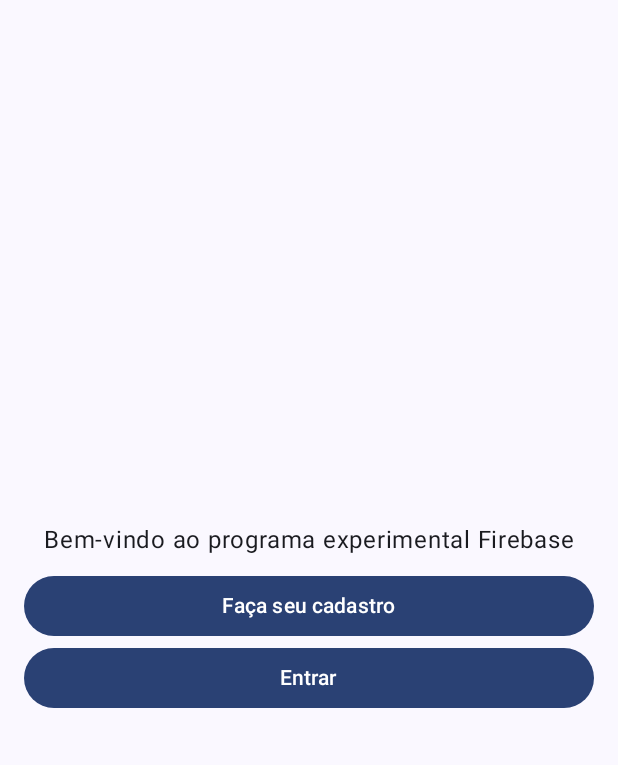
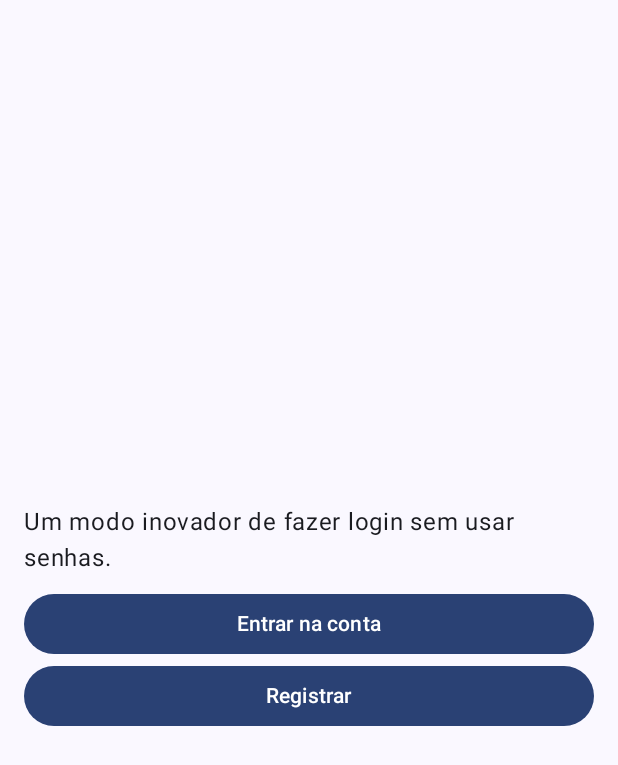
Before and after one commit to JoaoGiatti/ExperimentoFirebase, an Android app built with Jetpack Compose: the screen it shows after launch (WelcomeActivity), on a phone screen of 412 x 824 dp. Shown: the top 765 px of the screen. Run offline under Robolectric (Android 15) with nearby library versions, the phone set to English and light mode, and no system bars; our stand-ins replace Firebase (no records; nobody signed in at launch, a user with empty details on screens opened directly).

```diff
--- a/app/src/main/java/br/edu/puc/experimentofirebase/WelcomeActivity.kt
+++ b/app/src/main/java/br/edu/puc/experimentofirebase/WelcomeActivity.kt
@@ -1,5 +1,6 @@
 package br.edu.puc.experimentofirebase
 
+import android.content.Intent
 import android.os.Bundle
 import androidx.activity.ComponentActivity
 import androidx.activity.compose.setContent
@@ -20,6 +21,7 @@ import androidx.compose.material3.Text
 import androidx.compose.runtime.Composable
 import androidx.compose.ui.Alignment
 import androidx.compose.ui.Modifier
+import androidx.compose.ui.platform.LocalContext
 import androidx.compose.ui.unit.dp
 import br.edu.puc.experimentofirebase.ui.theme.ExperimentoFirebaseTheme
 import com.google.firebase.FirebaseApp
@@ -61,6 +63,7 @@ fun ExperimentoApp(db: FirebaseFirestore){
 
 @Composable
 fun WelcomePage(db: FirebaseFirestore, modifier: Modifier = Modifier){
+    val context = LocalContext.current //Activity que está rodando no momento
     Column(
         modifier = modifier
             .fillMaxSize()
@@ -68,29 +71,29 @@ fun WelcomePage(db: FirebaseFirestore, modifier: Modifier = Modifier){
         verticalArrangement = Arrangement.Center,
         horizontalAlignment =   Alignment.CenterHorizontally
     ){
-        Text("Bem-vindo ao programa experimental Firebase")
+        Text("Um modo inovador de fazer login sem usar senhas.")
 
         Spacer(modifier = Modifier.height(8.dp))
 
         Button(
             onClick = {
-
+            context.startActivity(Intent(context, SignInActivity::class.java))
             },
             modifier = Modifier.fillMaxWidth()
 
 
         ) {
-            Text("Faça seu cadastro")
+            Text("Entrar na conta")
         }
 
 
         Button(
             onClick = {
-
+                context.startActivity(Intent(context, SignUpActivity::class.java))
             },
             modifier = Modifier.fillMaxWidth()
         ){
-            Text("Entrar")
+            Text("Registrar")
         }
     }
 }
```
Also changed, not shown: app/src/main/AndroidManifest.xml (+4 -6 lines).
